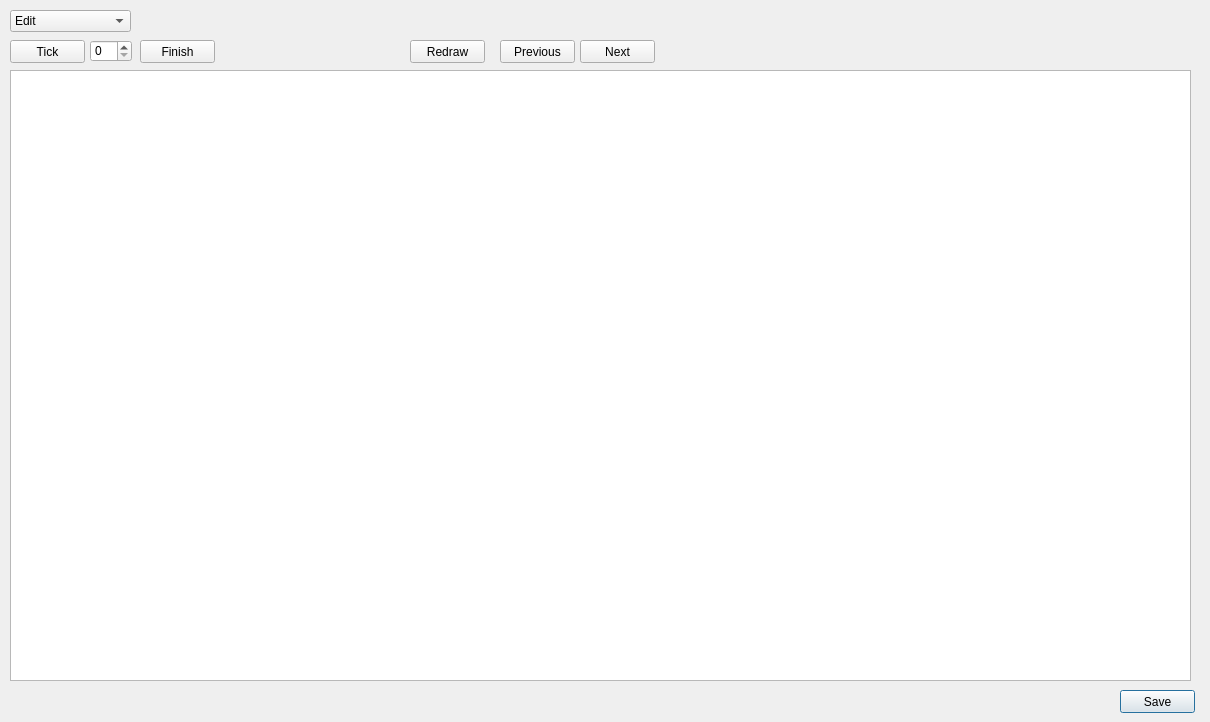
Old version of the form NetworkQT/BroadcastSessionView.ui in the repository hrachyahakobyan/Network-Simulator-C-.
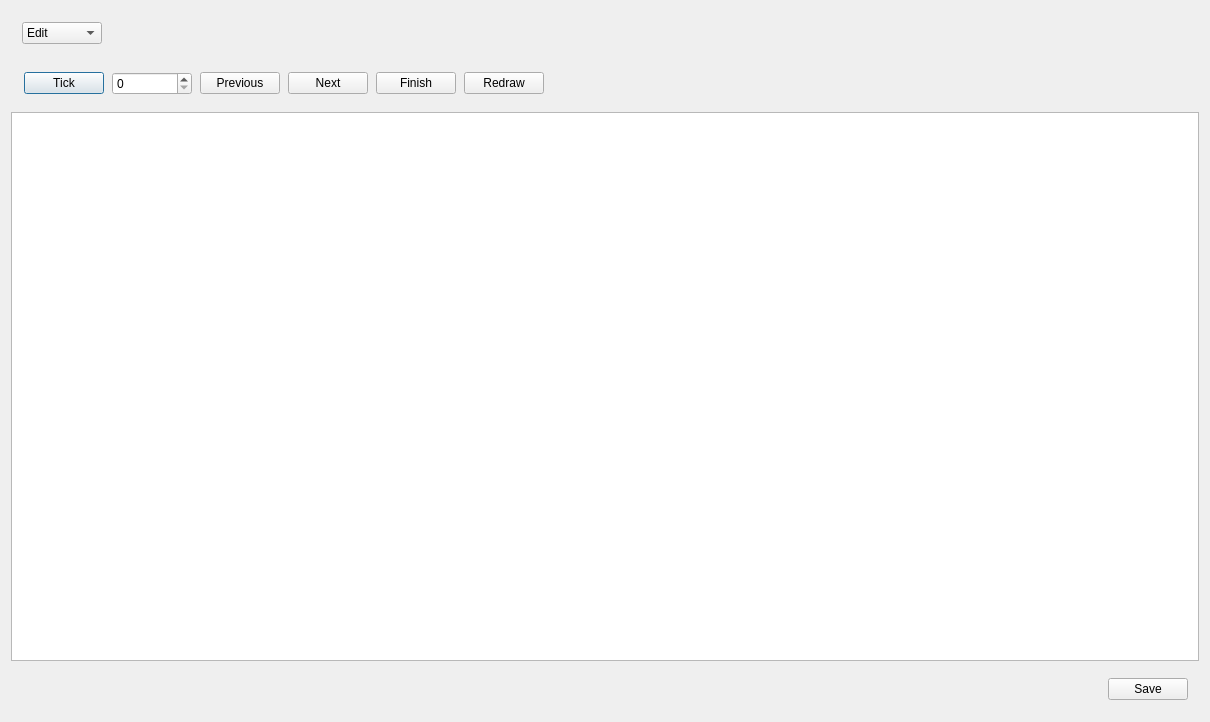
New version of the form.

Patch:
```diff
--- a/NetworkQT/BroadcastSessionView.ui
+++ b/NetworkQT/BroadcastSessionView.ui
@@ -13,99 +13,17 @@
   <property name="windowTitle">
    <string>BroadcastSessionView</string>
   </property>
-  <widget class="QGraphicsView" name="graphicsView">
-   <property name="geometry">
-    <rect>
-     <x>10</x>
-     <y>70</y>
-     <width>1181</width>
-     <height>611</height>
-    </rect>
-   </property>
-  </widget>
-  <widget class="QPushButton" name="saveButton">
-   <property name="geometry">
-    <rect>
-     <x>1120</x>
-     <y>690</y>
-     <width>75</width>
-     <height>23</height>
-    </rect>
-   </property>
-   <property name="text">
-    <string>Save</string>
-   </property>
-  </widget>
-  <widget class="QPushButton" name="tickButton">
-   <property name="geometry">
-    <rect>
-     <x>10</x>
-     <y>40</y>
-     <width>75</width>
-     <height>23</height>
-    </rect>
-   </property>
-   <property name="text">
-    <string>Tick</string>
-   </property>
-  </widget>
-  <widget class="QSpinBox" name="tickSpinBox">
-   <property name="geometry">
-    <rect>
-     <x>90</x>
-     <y>40</y>
-     <width>42</width>
-     <height>22</height>
-    </rect>
-   </property>
-  </widget>
-  <widget class="QPushButton" name="nextButton">
-   <property name="geometry">
-    <rect>
-     <x>580</x>
-     <y>40</y>
-     <width>75</width>
-     <height>23</height>
-    </rect>
-   </property>
-   <property name="text">
-    <string>Next</string>
-   </property>
-  </widget>
-  <widget class="QPushButton" name="finishButton">
-   <property name="geometry">
-    <rect>
-     <x>140</x>
-     <y>40</y>
-     <width>75</width>
-     <height>23</height>
-    </rect>
-   </property>
-   <property name="text">
-    <string>Finish</string>
-   </property>
-  </widget>
-  <widget class="QPushButton" name="previousButton">
-   <property name="geometry">
-    <rect>
-     <x>500</x>
-     <y>40</y>
-     <width>75</width>
-     <height>23</height>
-    </rect>
-   </property>
-   <property name="text">
-    <string>Previous</string>
-   </property>
-  </widget>
+  <layout class="QVBoxLayout" name="verticalLayout">
+   <item>
+    <widget class="QWidget" name="widget" native="true">
+     <layout class="QVBoxLayout" name="verticalLayout_3">
+      <item>
   <widget class="QComboBox" name="editTypeBox">
-   <property name="geometry">
-    <rect>
-     <x>10</x>
-     <y>10</y>
-     <width>121</width>
-     <height>22</height>
-    </rect>
+        <property name="maximumSize">
+         <size>
+          <width>80</width>
+          <height>16777215</height>
+         </size>
    </property>
    <item>
     <property name="text">
@@ -138,19 +56,132 @@
     </property>
    </item>
   </widget>
+      </item>
+     </layout>
+    </widget>
+   </item>
+   <item>
+    <widget class="QWidget" name="widget_2" native="true">
+     <property name="maximumSize">
+      <size>
+       <width>550</width>
+       <height>16777215</height>
+      </size>
+     </property>
+     <property name="layoutDirection">
+      <enum>Qt::LeftToRight</enum>
+     </property>
+     <layout class="QHBoxLayout" name="horizontalLayout">
+      <item>
+       <widget class="QPushButton" name="tickButton">
+        <property name="maximumSize">
+         <size>
+          <width>80</width>
+          <height>16777215</height>
+         </size>
+        </property>
+        <property name="text">
+         <string>Tick</string>
+        </property>
+       </widget>
+      </item>
+      <item>
+       <widget class="QSpinBox" name="tickSpinBox">
+        <property name="maximumSize">
+         <size>
+          <width>80</width>
+          <height>16777215</height>
+         </size>
+        </property>
+       </widget>
+      </item>
+      <item>
+       <widget class="QPushButton" name="previousButton">
+        <property name="maximumSize">
+         <size>
+          <width>80</width>
+          <height>16777215</height>
+         </size>
+        </property>
+        <property name="text">
+         <string>Previous</string>
+        </property>
+       </widget>
+      </item>
+      <item>
+       <widget class="QPushButton" name="nextButton">
+        <property name="maximumSize">
+         <size>
+          <width>80</width>
+          <height>16777215</height>
+         </size>
+        </property>
+        <property name="layoutDirection">
+         <enum>Qt::RightToLeft</enum>
+        </property>
+        <property name="text">
+         <string>Next</string>
+        </property>
+       </widget>
+      </item>
+      <item>
+       <widget class="QPushButton" name="finishButton">
+        <property name="maximumSize">
+         <size>
+          <width>80</width>
+          <height>16777215</height>
+         </size>
+        </property>
+        <property name="text">
+         <string>Finish</string>
+        </property>
+       </widget>
+      </item>
+      <item>
   <widget class="QPushButton" name="redrawButton">
-   <property name="geometry">
-    <rect>
-     <x>410</x>
-     <y>40</y>
-     <width>75</width>
-     <height>23</height>
-    </rect>
+        <property name="maximumSize">
+         <size>
+          <width>80</width>
+          <height>16777215</height>
+         </size>
    </property>
    <property name="text">
     <string>Redraw</string>
    </property>
   </widget>
+      </item>
+     </layout>
+    </widget>
+   </item>
+   <item>
+    <widget class="QGraphicsView" name="graphicsView"/>
+   </item>
+   <item>
+    <widget class="QWidget" name="widget_3" native="true">
+     <property name="layoutDirection">
+      <enum>Qt::LeftToRight</enum>
+     </property>
+     <layout class="QVBoxLayout" name="verticalLayout_2">
+      <item>
+       <widget class="QPushButton" name="saveButton">
+        <property name="maximumSize">
+         <size>
+          <width>80</width>
+          <height>16777215</height>
+         </size>
+        </property>
+        <property name="layoutDirection">
+         <enum>Qt::RightToLeft</enum>
+        </property>
+        <property name="text">
+         <string>Save</string>
+        </property>
+       </widget>
+      </item>
+     </layout>
+    </widget>
+   </item>
+  </layout>
  </widget>
  <layoutdefault spacing="6" margin="11"/>
  <resources/>
```
Lines whose indentation alone changed are shown as unchanged.
